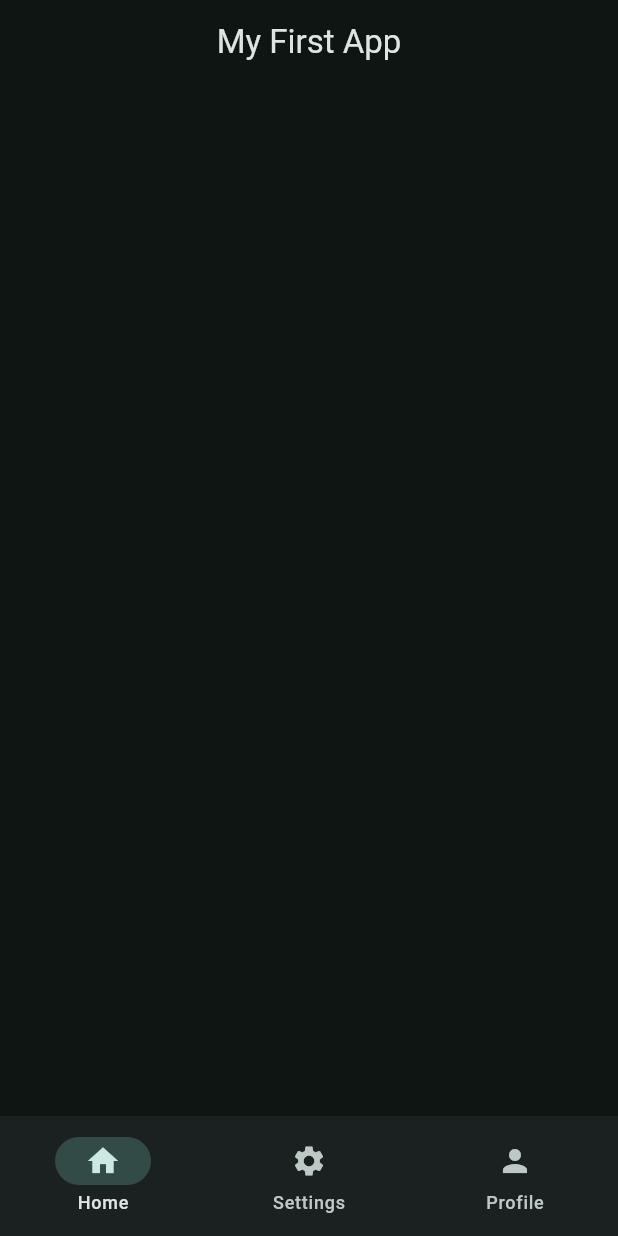
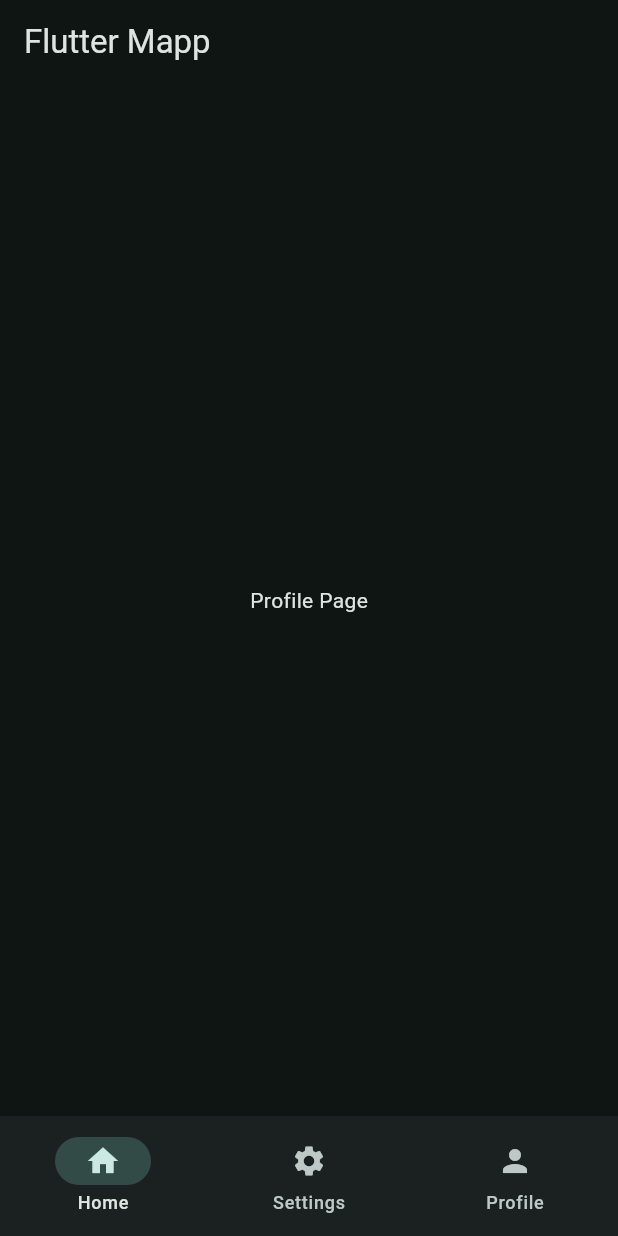
Before and after one commit to thisisouvik/flutterapp, a Flutter app: the screen it shows after launch, on a phone screen of 412 x 824 dp. Run offline on Flutter 3.47's test engine with Material 3 defaults, Android fonts, the phone set to English and light mode, and no system bars.

Commit message:
created diffrent pages and coonnected

```diff
--- a/lib/main.dart
+++ b/lib/main.dart
@@ -1,5 +1,5 @@
 import 'package:flutter/material.dart';
-import 'package:ranapp/widgets/navbar_widget.dart';
+import 'package:ranapp/views/pages/widget_tree.dart';
 
 void main() {
   runApp(const MyApp());
@@ -29,13 +29,7 @@ class _MyAppState extends State<MyApp> {
           brightness: Brightness.dark,
         ),
       ),
-      home: Scaffold(
-        appBar: AppBar(
-          title: Text('My First App'),
-          centerTitle: true,
-        ),
-        bottomNavigationBar: NavbarWidget()
-      ),
+      home: WidgetTree()
     );
   }
 }
--- /dev/null
+++ b/lib/views/pages/home_page.dart
@@ -0,0 +1,12 @@
+import 'package:flutter/material.dart';
+
+class HomePage extends StatelessWidget {
+  const HomePage({super.key});
+
+  @override
+  Widget build(BuildContext context) {
+    return Center(
+      child: Text('Home Page'),
+    );
+  }
+}
--- /dev/null
+++ b/lib/views/pages/profile_page.dart
@@ -0,0 +1,12 @@
+import 'package:flutter/material.dart';
+
+class ProfilePage extends StatelessWidget {
+  const ProfilePage({super.key});
+
+  @override
+  Widget build(BuildContext context) {
+    return Center(
+      child: Text('Profile Page'),
+    );
+  }
+}
--- /dev/null
+++ b/lib/views/pages/widget_tree.dart
@@ -0,0 +1,27 @@
+import 'package:flutter/material.dart';
+import 'package:ranapp/views/pages/profile_page.dart';
+import 'package:ranapp/views/pages/home_page.dart';
+import 'package:ranapp/widgets/navbar_widget.dart';
+
+List<Widget> pages = [
+  HomePage(),
+  ProfilePage(),
+];
+
+class WidgetTree extends StatefulWidget {
+  const WidgetTree({super.key});
+
+  @override
+  State<WidgetTree> createState() => _WidgetTreeState();
+}
+
+class _WidgetTreeState extends State<WidgetTree> {
+  @override
+  Widget build(BuildContext context) {
+    return Scaffold(
+      appBar: AppBar(title: Text('Flutter Mapp')),
+      body: pages.elementAt(1),
+      bottomNavigationBar: NavbarWidget(),
+    );
+  }
+}
```
